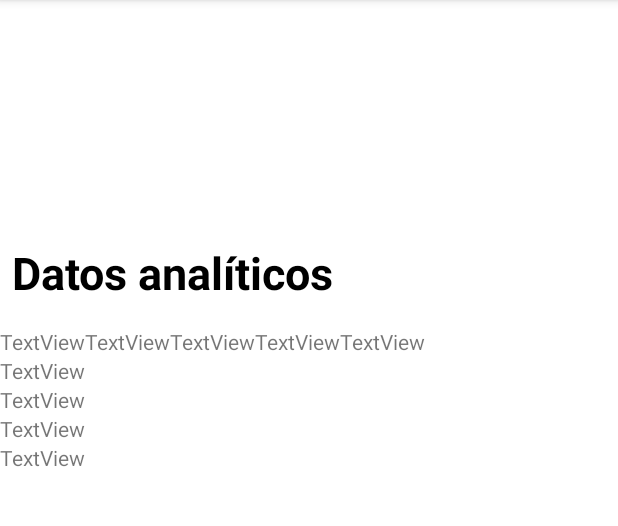
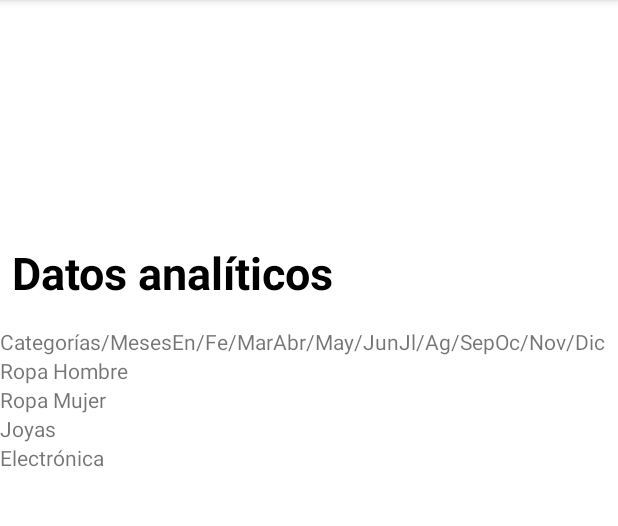
Before and after one commit to Mario999X/ProyectoFinalAndroid, an Android app: the TablaActivity screen opened directly, with no data from a screen before it, on a phone screen of 412 x 824 dp, the part 84-610 px from its top. Run offline under Robolectric (Android 15) with nearby library versions, the phone set to English and light mode, and no system bars.

```diff
--- a/app/src/main/res/layout/activity_tabla_empresa.xml
+++ b/app/src/main/res/layout/activity_tabla_empresa.xml
@@ -20,31 +20,36 @@
                 android:id="@+id/txtInfoTabla"
                 android:layout_width="wrap_content"
                 android:layout_height="wrap_content"
-                android:text="TextView" />
+                android:editable="false"
+                android:text="@string/txtInfoTabla" />
 
             <TextView
                 android:id="@+id/txtEneroFebMar"
                 android:layout_width="wrap_content"
                 android:layout_height="wrap_content"
-                android:text="TextView" />
+                android:editable="false"
+                android:text="@string/txtEneroFebMar" />
 
             <TextView
                 android:id="@+id/txtAbrMayJun"
                 android:layout_width="wrap_content"
                 android:layout_height="wrap_content"
-                android:text="TextView" />
+                android:editable="false"
+                android:text="@string/txtAbrMayJun" />
 
             <TextView
                 android:id="@+id/txtJulAgSep"
                 android:layout_width="wrap_content"
                 android:layout_height="wrap_content"
-                android:text="TextView" />
+                android:editable="false"
+                android:text="@string/txtJulAgSep" />
 
             <TextView
                 android:id="@+id/txtOctNovDic"
                 android:layout_width="wrap_content"
                 android:layout_height="wrap_content"
-                android:text="TextView" />
+                android:editable="false"
+                android:text="@string/txtOctNovDic" />
 
         </TableRow>
 
@@ -56,7 +61,8 @@
                 android:id="@+id/txtRopaHombre"
                 android:layout_width="wrap_content"
                 android:layout_height="wrap_content"
-                android:text="TextView" />
+                android:editable="false"
+                android:text="@string/txtRopaHombre" />
         </TableRow>
 
         <TableRow
@@ -67,7 +73,8 @@
                 android:id="@+id/txtRopaMujer"
                 android:layout_width="wrap_content"
                 android:layout_height="wrap_content"
-                android:text="TextView" />
+                android:editable="false"
+                android:text="@string/txtRopaMujer" />
         </TableRow>
 
         <TableRow
@@ -78,7 +85,8 @@
                 android:id="@+id/txtJoyas"
                 android:layout_width="wrap_content"
                 android:layout_height="wrap_content"
-                android:text="TextView" />
+                android:editable="false"
+                android:text="@string/txtJoyas" />
         </TableRow>
 
         <TableRow
@@ -89,7 +97,8 @@
                 android:id="@+id/txtElectronica"
                 android:layout_width="wrap_content"
                 android:layout_height="wrap_content"
-                android:text="TextView" />
+                android:editable="false"
+                android:text="@string/txtElectronica" />
         </TableRow>
     </TableLayout>
 
--- a/app/src/main/res/values/strings.xml
+++ b/app/src/main/res/values/strings.xml
@@ -13,4 +13,13 @@
     <string name="txt_details">Detalles</string>
 
     <string name="txt_data">Datos analíticos</string>
+    <string name="txtInfoTabla">Categorías/Meses</string>
+    <string name="txtRopaHombre">Ropa Hombre</string>
+    <string name="txtRopaMujer">Ropa Mujer</string>
+    <string name="txtJoyas">Joyas</string>
+    <string name="txtElectronica">Electrónica</string>
+    <string name="txtEneroFebMar">En/Fe/Mar</string>
+    <string name="txtAbrMayJun">Abr/May/Jun</string>
+    <string name="txtJulAgSep">Jl/Ag/Sep</string>
+    <string name="txtOctNovDic">Oc/Nov/Dic</string>
 </resources>
```
Also changed, not shown: 1 other file.
